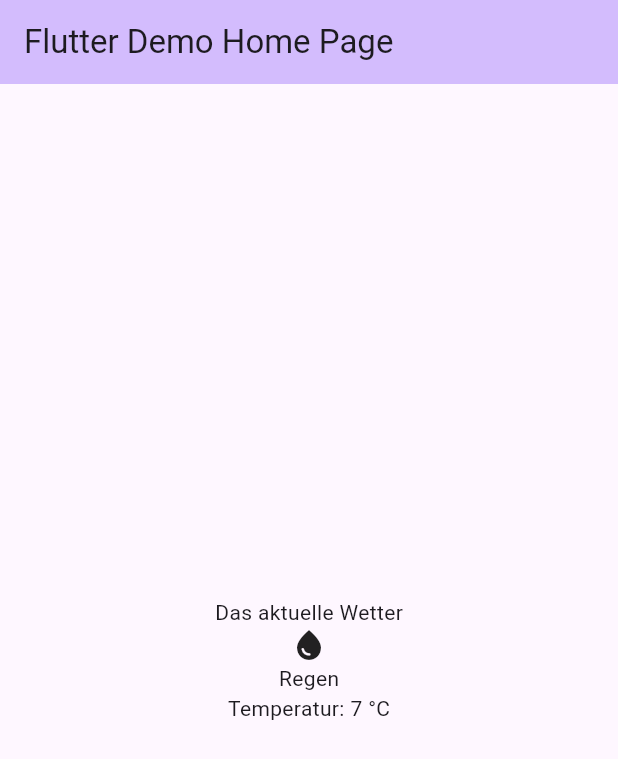
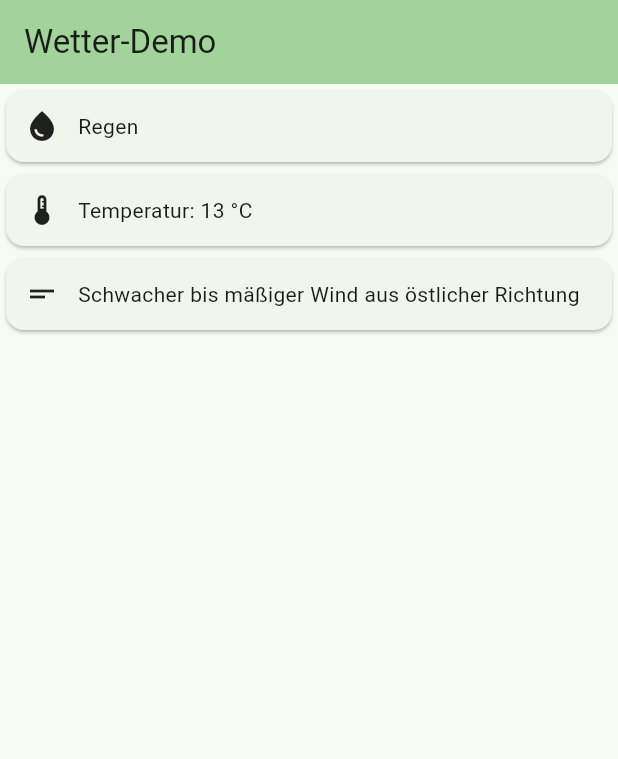
Before and after one commit to felixholfelder/wetter-demo, a Flutter app: the screen it shows after launch, on a phone screen of 412 x 824 dp. Shown: the top 759 px of the screen. Run offline on Flutter 3.47's test engine with Material 3 defaults, Android fonts, the phone set to English and light mode, and no system bars; drawn by our look-alikes of skeletonizer.

Commit message:
Demo-Wetter App

```diff
--- a/lib/main.dart
+++ b/lib/main.dart
@@ -1,5 +1,8 @@
 import 'package:deutsch_example/service/ForecastService.dart';
+import 'package:deutsch_example/ui/WeatherCard.dart';
 import 'package:flutter/material.dart';
+import 'package:flutter/scheduler.dart';
+import 'package:skeletonizer/skeletonizer.dart';
 
 import 'model/Forecast.dart';
 
@@ -14,20 +17,17 @@ class MyApp extends StatelessWidget {
   @override
   Widget build(BuildContext context) {
     return MaterialApp(
-      title: 'Wetter Demo',
       theme: ThemeData(
-        colorScheme: ColorScheme.fromSeed(seedColor: Colors.deepPurple),
+        colorScheme: ColorScheme.fromSeed(seedColor: Colors.green),
         useMaterial3: true,
       ),
-      home: const MyHomePage(title: 'Flutter Demo Home Page'),
+      home: const MyHomePage(),
     );
   }
 }
 
 class MyHomePage extends StatefulWidget {
-  const MyHomePage({super.key, required this.title});
-
-  final String title;
+  const MyHomePage({super.key});
 
   @override
   State<MyHomePage> createState() => _MyHomePageState();
@@ -35,12 +35,15 @@ class MyHomePage extends StatefulWidget {
 
 class _MyHomePageState extends State<MyHomePage> {
   final ForecastService forecastService = ForecastService();
+  final GlobalKey<RefreshIndicatorState> _refreshIndicatorKey =
+      GlobalKey<RefreshIndicatorState>();
+  late Forecast forecast = Forecast.empty();
 
-  late Forecast forecast;
+  bool _loading = false;
 
   @override
   void initState() {
-    getForecast();
+    _loadForecast();
   }
 
   @override
@@ -48,29 +51,45 @@ class _MyHomePageState extends State<MyHomePage> {
     return Scaffold(
       appBar: AppBar(
         backgroundColor: Theme.of(context).colorScheme.inversePrimary,
-        title: Text(widget.title),
+        title: const Text("Wetter-Demo"),
       ),
       body: RefreshIndicator(
-          child: Center(
+        key: _refreshIndicatorKey,
+        onRefresh: () async => await _getForecast(),
+        child: SingleChildScrollView(
+          physics: const AlwaysScrollableScrollPhysics(),
+          child: Skeletonizer(
+            enabled: _loading || forecast.name == "",
             child: Column(
-              mainAxisAlignment: MainAxisAlignment.center,
               children: <Widget>[
-                Title(
-                    color: Colors.black,
-                    child: const Text("Das aktuelle Wetter")),
-                Icon(forecast.icon),
-                Text(forecast.name),
-                Text("Temperatur: ${forecast.temp} °C")
+                WeatherCard(text: forecast.name, icon: forecast.icon),
+                WeatherCard(
+                    text: "Temperatur: ${forecast.temp} °C",
+                    icon: Icons.thermostat),
+                WeatherCard(
+                    text: forecast.forecastText, icon: Icons.short_text),
               ],
             ),
           ),
-          onRefresh: () async => getForecast()),
+        ),
+      ),
     );
   }
 
-  void getForecast() {
+  void _loadForecast() {
+    SchedulerBinding.instance.addPostFrameCallback((_) {
+      _refreshIndicatorKey.currentState?.show();
+    });
+  }
+
+  Future<void> _getForecast() async {
+    setState(() {
+      _loading = true;
+    });
+    await Future.delayed(const Duration(milliseconds: 500));
     setState(() {
       forecast = forecastService.getForecast();
+      _loading = false;
     });
   }
 }
--- a/lib/model/Forecast.dart
+++ b/lib/model/Forecast.dart
@@ -1,9 +1,14 @@
 import 'package:flutter/cupertino.dart';
+import 'package:flutter/material.dart';
 
 class Forecast {
-  String name;
-  int temp;
-  IconData icon;
+  final String name;
+  final int temp;
+  final IconData icon;
+  final String forecastText;
 
-  Forecast({required this.name, required this.temp, required this.icon});
+  Forecast({required this.name, required this.temp, required this.icon, required this.forecastText});
+  factory Forecast.empty() {
+    return Forecast(name: "", temp: 0, icon: Icons.abc, forecastText: "");
+  }
 }
--- a/lib/service/ForecastService.dart
+++ b/lib/service/ForecastService.dart
@@ -5,17 +5,32 @@ import 'package:deutsch_example/model/Weather.dart';
 import 'package:flutter/material.dart';
 
 class ForecastService {
-  List<Weather> weathers = [Weather(name: "Regen", minTemp: 5, maxTemp: 20, icon: Icons.water_drop),
+  List<Weather> weathers = [
+    Weather(name: "Regen", minTemp: 5, maxTemp: 20, icon: Icons.water_drop),
     Weather(name: "Schnee", minTemp: -5, maxTemp: 2, icon: Icons.snowing),
     Weather(name: "Sonne", minTemp: 15, maxTemp: 40, icon: Icons.sunny),
     Weather(name: "Bewölkt", minTemp: 0, maxTemp: 15, icon: Icons.cloud),
+  ];
+
+  List<String> forecastTexts = [
+    "Morgen wird es überwiegend bewölkt sein, mit gelegentlichen Regenschauern am Nachmittag",
+    "Nächste Woche wird es Sonnig und warm. Leichte Brise aus westlicher Richtung",
+    "Schwacher bis mäßiger Wind aus östlicher Richtung",
+    "Bewölkt mit gelegentlichem Schneefall",
+    "Starker Regen ab morgen mit ein wenig Sonne"
   ];
 
   Random random = Random();
 
   Forecast getForecast() {
     Weather randomWeather = weathers[random.nextInt(weathers.length)];
-    int randomTemp = randomWeather.minTemp + random.nextInt(randomWeather.maxTemp - randomWeather.minTemp);
-    return Forecast(name: randomWeather.name, temp: randomTemp, icon: randomWeather.icon);
+    String forecastText = forecastTexts[random.nextInt(forecastTexts.length)];
+    int randomTemp = randomWeather.minTemp +
+        random.nextInt(randomWeather.maxTemp - randomWeather.minTemp);
+    return Forecast(
+        name: randomWeather.name,
+        temp: randomTemp,
+        icon: randomWeather.icon,
+        forecastText: forecastText);
   }
 }
--- /dev/null
+++ b/lib/ui/WeatherCard.dart
@@ -0,0 +1,38 @@
+import 'package:flutter/material.dart';
+
+class WeatherCard extends StatefulWidget {
+  const WeatherCard({super.key, required this.text, this.icon});
+
+  final String text;
+  final IconData? icon;
+
+  @override
+  State<WeatherCard> createState() => _WeatherCardState();
+}
+
+class _WeatherCardState extends State<WeatherCard> {
+  @override
+  Widget build(BuildContext context) {
+    return Card(
+      child: Padding(
+        padding: const EdgeInsets.all(12),
+        child: Column(
+          crossAxisAlignment: CrossAxisAlignment.stretch,
+          children: [
+            widget.icon != null
+                ? Row(
+                    children: [
+                      Align(
+                          alignment: Alignment.centerLeft,
+                          child: Icon(widget.icon)),
+                      const SizedBox(width: 12),
+                      Expanded(child: Text(widget.text)),
+                    ],
+                  )
+                : Text(widget.text),
+          ],
+        ),
+      ),
+    );
+  }
+}
--- a/pubspec.yaml
+++ b/pubspec.yaml
@@ -35,6 +35,7 @@ dependencies:
   # The following adds the Cupertino Icons font to your application.
   # Use with the CupertinoIcons class for iOS style icons.
   cupertino_icons: ^1.0.2
+  skeletonizer: ^0.9.0
 
 dev_dependencies:
   flutter_test:
```
Also changed, not shown: pubspec.lock.
